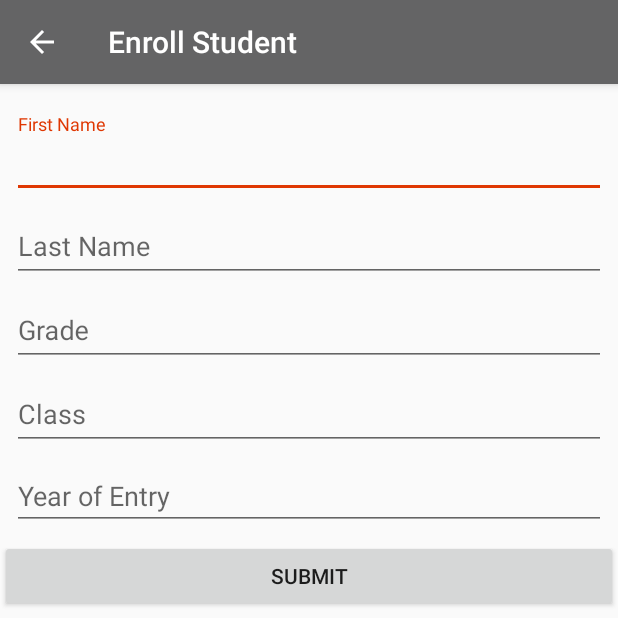
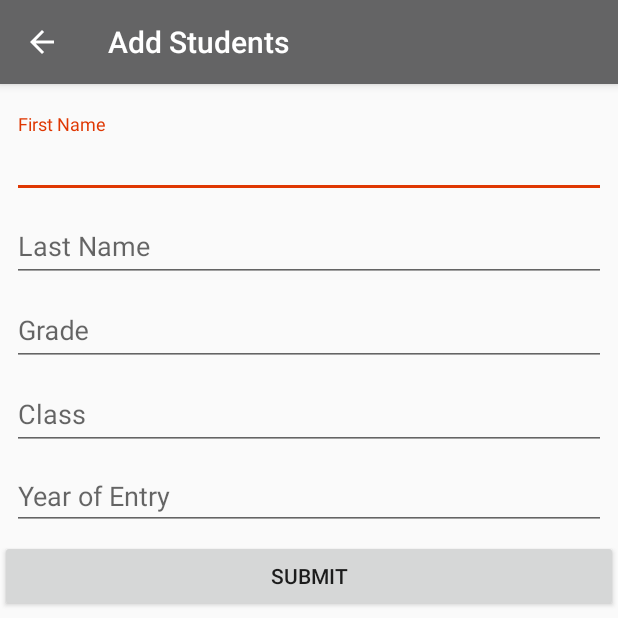
Before and after one commit to mudimbamoonde/StudentEntry, an Android app: the screen it shows after launch (AddLearner), after a tap on an icon or button, on a phone screen of 412 x 824 dp, the top half of it. Run offline under Robolectric (Android 15) with nearby library versions, the phone set to English and light mode, and no system bars.

```diff
--- a/app/src/main/AndroidManifest.xml
+++ b/app/src/main/AndroidManifest.xml
@@ -4,9 +4,9 @@
 
     <application
         android:allowBackup="true"
-        android:icon="@mipmap/ic_launcher"
+        android:icon="@drawable/coat"
         android:label="@string/app_name"
-        android:roundIcon="@mipmap/ic_launcher_round"
+        android:roundIcon="@drawable/coat"
         android:supportsRtl="true"
         android:theme="@style/AppTheme">
         <activity android:name=".DetailedStudent"
--- a/app/src/main/java/com/maamba/studententry/AddLearner.java
+++ b/app/src/main/java/com/maamba/studententry/AddLearner.java
@@ -1,5 +1,6 @@
 package com.maamba.studententry;
 
+import androidx.appcompat.app.ActionBar;
 import androidx.appcompat.app.AppCompatActivity;
 import androidx.constraintlayout.widget.ConstraintLayout;
 
@@ -25,6 +26,8 @@ public class AddLearner extends AppCompatActivity {
     protected void onCreate(Bundle savedInstanceState) {
         super.onCreate(savedInstanceState);
         setContentView(R.layout.add_learner);
+        ActionBar actionBar = getSupportActionBar();
+        actionBar.setTitle("Add Students");
 
         helper = new DatabaseHelper(this);
 
--- a/app/src/main/java/com/maamba/studententry/MainActivity.java
+++ b/app/src/main/java/com/maamba/studententry/MainActivity.java
@@ -1,5 +1,6 @@
 package com.maamba.studententry;
 
+import androidx.appcompat.app.ActionBar;
 import androidx.appcompat.app.AppCompatActivity;
 
 import android.content.Intent;
@@ -16,6 +17,8 @@ public class MainActivity extends AppCompatActivity {
         super.onCreate(savedInstanceState);
         setContentView(R.layout.activity_main);
 
+        ActionBar actionBar = getSupportActionBar();
+        actionBar.setTitle("Maamba Secondary School");
 
 
         addStudent  = findViewById(R.id.addStudent);
--- a/app/src/main/java/com/maamba/studententry/viewStudents.java
+++ b/app/src/main/java/com/maamba/studententry/viewStudents.java
@@ -1,5 +1,6 @@
 package com.maamba.studententry;
 
+import androidx.appcompat.app.ActionBar;
 import androidx.appcompat.app.AppCompatActivity;
 import androidx.recyclerview.widget.LinearLayoutManager;
 import androidx.recyclerview.widget.RecyclerView;
@@ -24,6 +25,9 @@ public class viewStudents extends AppCompatActivity {
         super.onCreate(savedInstanceState);
         setContentView(R.layout.view_students);
 
+        ActionBar actionBar = getSupportActionBar();
+        actionBar.setTitle("View Students");
+
         helper = new DatabaseHelper(this);
 //        view = findViewById(R.id.listView);
         listRecycler = findViewById(R.id.listRecycler);
--- a/app/src/main/res/layout/add_learner.xml
+++ b/app/src/main/res/layout/add_learner.xml
@@ -62,6 +62,7 @@
             android:id="@+id/vgrade"
             android:layout_width="match_parent"
             android:layout_height="wrap_content"
+            android:inputType="number"
             android:hint="Grade" />
 
     </com.google.android.material.textfield.TextInputLayout>
@@ -107,10 +108,10 @@
         android:layout_marginRight="8dp"
         android:ems="10"
         android:hint="Year of Entry"
-        android:inputType="date"
         app:layout_constraintEnd_toEndOf="parent"
         app:layout_constraintHorizontal_bias="0.0"
         app:layout_constraintStart_toStartOf="parent"
         app:layout_constraintTop_toBottomOf="@+id/sClass" />
 
+
 </androidx.constraintlayout.widget.ConstraintLayout>
```
